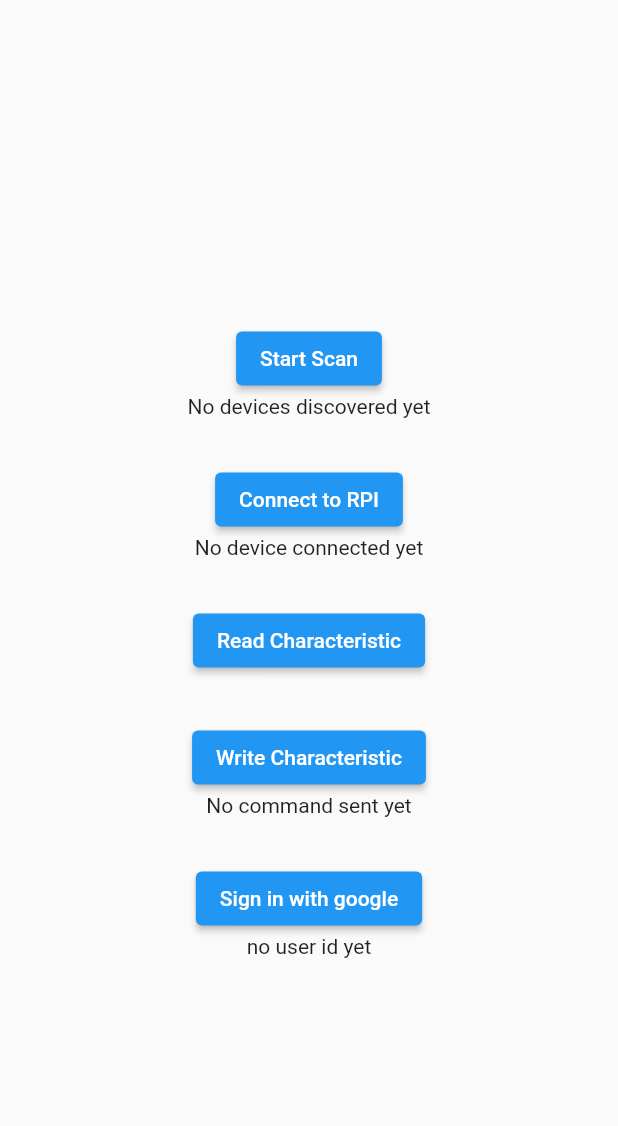
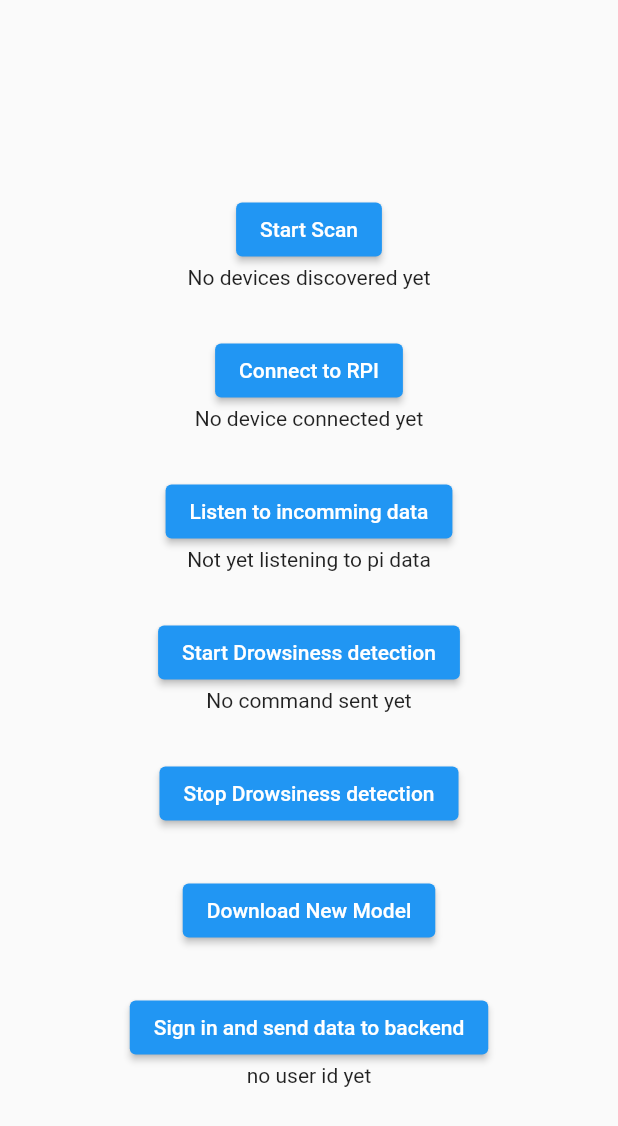
Before and after one commit to The-Rockers/DriverDrowsinessDetection, a Flutter app: the screen it shows after launch, on a phone screen of 412 x 824 dp. Shown: the top 1126 px of the screen. Run offline on Flutter 3.47's test engine with Material 2 defaults, Android fonts, the light colour scheme and no system bars; our stand-ins replace firebase_auth, firebase_core, google_sign_in, permission_handler; missing offline and left inert: flutter_reactive_ble, location_permissions; accounts and stored records are empty; generated files the repository leaves out were written again.

Commit message:
Cleaned up code and preparations for v2

```diff
--- a/lib/main.dart
+++ b/lib/main.dart
@@ -1,23 +1,5 @@
 // https://www.ubiqueiot.com/posts/flutter-reactive-ble
 // Tutorial Reference
-
-/*
-
-I/flutter (18362): Device: nuraphone 926
-I/flutter (18362): Device ID: 74:1A:E0:21:17:C0
-I/flutter (18362): Device UUIDs: 0000180f-0000-1000-8000-00805f9b34fb
-
-*/
-
-/*
-
-A certain number of characteristic UUIDs as provided by:
-https://asteroidos.org/wiki/ble-profiles/#:~:text=many%20other%20devices.-,Battery%20Service%20(UUID%3A%200000180F%2D0000,%2D1000%2D8000%2D00805f9b34fb)&text=This%20characteristic%20can%20be%20read,representing%20the%20current%20battery%20level.
-
-Volume: 00007006-0000-0000-0000-00A57E401D05
-battery level: 00002a19-0000-1000-8000-00805f9b34fb
-
-*/
 
 import 'package:flutter/material.dart';
 
@@ -59,20 +41,18 @@ class MyAppState extends State<MyApp>{
   final flutterReactiveBle = FlutterReactiveBle();
   late StreamSubscription<DiscoveredDevice> _scanStream;
   late QualifiedCharacteristic _rxCharacteristic;
-  late QualifiedCharacteristic _rxCharacteristic1;
+  late QualifiedCharacteristic _txCharacteristic1;
   bool isSubscribed = false;
 
   final Uuid serviceUuid = Uuid.parse("6e400001-b5a3-f393-e0a9-e50e24dcca9e"); // UUID for PI Gatt service
-  final Uuid characteristicUuid = Uuid.parse("6e400002-b5a3-f393-e0a9-e50e24dcca9e"); // RX characterstic (works!)
-  final Uuid characteristicUuid1 = Uuid.parse("6e400003-b5a3-f393-e0a9-e50e24dcca9e"); // TX characterstic
+  final Uuid characteristicUuid = Uuid.parse("6e400002-b5a3-f393-e0a9-e50e24dcca9e"); // RX characterstic (Works!)
+  final Uuid characteristicUuid1 = Uuid.parse("6e400003-b5a3-f393-e0a9-e50e24dcca9e"); // TX characterstic (Works)
   final String RPIName = "rpi-gatt-server";
   // RPI device ID DC:A6:32:82:5A:50
 
-  // final Uuid serviceUuid = Uuid.parse("0000180f-0000-1000-8000-00805f9b34fb"); // Uuid of my battery service on my nuraphone. Change for pi
-  // final Uuid characteristicUuid = Uuid.parse("00002a19-0000-1000-8000-00805f9b34fb"); // Battery level characteristic UUID
-
   String text = "No devices discovered yet";
   String text1 = "No device connected yet";
+  String text3 = "Not yet listening to pi data";
   String text2 = "No command sent yet";
   String userIdText = "no user id yet";
 
@@ -128,8 +108,6 @@ class MyAppState extends State<MyApp>{
           .scanForDevices(withServices: []).listen((device) { // Scan for all devices
 
             //print("------------ Scanning for devices ------------------");
-            // change this TODO
-            // change device name to device that will be seen on the Pi
             if(device.name == "rpi-gatt-server"){ // If the device is the PI
               _bluetoothDevice = device;
               _foundDeviceWaitingToConnect = true;
@@ -150,7 +128,6 @@ class MyAppState extends State<MyApp>{
   }
 
   void _connectToDevice() {
-    // We're done scanning, we can cancel it
     _scanStream.cancel();
     // Let's listen to our connection so we can make updates on a state change
     Stream<ConnectionStateUpdate> _currentConnectionStream = flutterReactiveBle
@@ -161,16 +138,16 @@ class MyAppState extends State<MyApp>{
           );
     _currentConnectionStream.listen((event) {
       switch (event.connectionState) {
-        // We're connected and good to go!
+
         case DeviceConnectionState.connected:
           {
-            _rxCharacteristic = QualifiedCharacteristic(
+            _rxCharacteristic = QualifiedCharacteristic( // Rx
                 serviceId: serviceUuid, // RPI gatt service
                 characteristicId: characteristicUuid, //
                 deviceId: event.deviceId);
-            _rxCharacteristic1 = QualifiedCharacteristic(
-                serviceId: serviceUuid, // RPI gatt service
-                characteristicId: characteristicUuid1, //
+            _txCharacteristic1 = QualifiedCharacteristic( // Tx
+                serviceId: serviceUuid,
+                characteristicId: characteristicUuid1,
                 deviceId: event.deviceId);
             setState(() {
               text1 = "Connected to Device";
@@ -179,7 +156,6 @@ class MyAppState extends State<MyApp>{
             });
             break;
           }
-        // Can add various state state updates on disconnect
         case DeviceConnectionState.disconnected:
           {
             setState(() {
@@ -192,22 +168,16 @@ class MyAppState extends State<MyApp>{
     });
   }
 
-  void _testRead() async{ // dont need right now
-
-    // flutterReactiveBle.subscribeToCharacteristic(_rxCharacteristic).listen((data) {
-    //   print("Info changed ----0---- :" + data.toString());
-    // }, onError: (dynamic error) {
-    //   print("Reading error -------------: ");
-    // });
+  void _Read() async{
 
     if(!isSubscribed){
 
-      flutterReactiveBle.subscribeToCharacteristic(_rxCharacteristic1).listen((data) {
+      flutterReactiveBle.subscribeToCharacteristic(_txCharacteristic1).listen((data) {
 
         String response = '';
 
         data.forEach((value) => {response += String.fromCharCode(value)});
-        print("Info changed (interpreted) : " + response);
+        print("Pi : " + response);
 
       }, onError: (dynamic error) {
         print("Reading error");
@@ -218,7 +188,7 @@ class MyAppState extends State<MyApp>{
     }
 
     setState((){
-      text2 = "Subscribed to characterstics";
+      text3 = "Listening to Pi Data!";
     });
 
   }
@@ -236,8 +206,6 @@ class MyAppState extends State<MyApp>{
       flutterReactiveBle
       .writeCharacteristicWithResponse(_rxCharacteristic, value: testData1); // Sends most consistently
 
-      // Write charactertistic without response sends sometimes
-
       setState(() {
         text2 = "Command sent!";
       });
@@ -245,7 +213,7 @@ class MyAppState extends State<MyApp>{
     }
   }
 
-    void _Write(String payload){ // works
+  void _Write(String payload){ // works
     if (_connected) {
 
       List<int> data = [];
@@ -257,14 +225,19 @@ class MyAppState extends State<MyApp>{
       flutterReactiveBle
       .writeCharacteristicWithResponse(_rxCharacteristic, value: data); // Sends most consistently
 
-      // Write charactertistic without response sends sometime
-
     }
   }
 
-  void printWrapped(String text) { // for printing extrememly large strings to terminal (JWT)
-    final pattern = RegExp('.{1,800}'); // 800 is the size of each chunk
-    pattern.allMatches(text).forEach((match) => print(match.group(0)));
+  void startDetection(){
+    _Write("-Start Detection-");
+  }
+
+  void stopDetection(){
+    _Write("-Stop Detection-");
+  }
+
+  void downloadNewModel(){
+    _Write("-Download New Model-");
   }
 
   void signInWithGoogle() async {
@@ -286,12 +259,8 @@ class MyAppState extends State<MyApp>{
     await FirebaseAuth.instance.signInWithCredential(credential).then((tempUser){
 
       setState((){
-        // print("-----1-----");
         globalUser = tempUser;
-        // print(globalUser);
-        // print("-----2-----");
         // //userIdText = globalUser.additionalUserInfo?.profile!["id"]; //userID is null and accessing it will throw a runtime error
-        // print("-----3-----");
       });
 
       tempUser.user?.getIdToken(true).then((token){
@@ -299,7 +268,7 @@ class MyAppState extends State<MyApp>{
 
         String testData = "Token should be sent here! Testing with an extremely large string. This is a new payload!";
 
-        _Write("JTW payload: ");
+        _Write("-_ JWT _-");
 
         for(int i = 0; i < token.length; i+= 350){ // cannot send full JWT at one. GATT server will crash
 
@@ -313,13 +282,18 @@ class MyAppState extends State<MyApp>{
 
         }
 
-        _Write("JWT payload sent");
+        _Write("-_ JWT _-");
 
         printWrapped('user token is: ---${token}---'); // Print full JWT to terminal. Careful copying required
       });
 
     });
 
+  }
+
+  void printWrapped(String text) { // for printing extrememly large strings to terminal (JWT)
+    final pattern = RegExp('.{1,800}'); // 800 is the size of each chunk
+    pattern.allMatches(text).forEach((match) => print(match.group(0)));
   }
 
   @override
@@ -349,21 +323,34 @@ class MyAppState extends State<MyApp>{
               const SizedBox(height: 30),
               ElevatedButton(
                 style: null,
-                onPressed: _testRead,
-                child: Text("Read Characteristic"),
+                onPressed: _Read,
+                child: Text("Listen to incomming data"),
               ),
+              Text(text3),
               const SizedBox(height: 30),
               ElevatedButton(
                 style: null,
-                onPressed: _testWrite,
-                child: Text("Write Characteristic"),
+                onPressed: startDetection,
+                child: Text("Start Drowsiness detection"),
               ),
               Text(text2),
               const SizedBox(height: 30),
               ElevatedButton(
                 style: null,
+                onPressed: stopDetection,
+                child: Text("Stop Drowsiness detection"),
+              ),
+              const SizedBox(height: 30),
+              ElevatedButton(
+                style: null,
+                onPressed: downloadNewModel,
+                child: Text("Download New Model"),
+              ),
+              const SizedBox(height: 30),
+              ElevatedButton(
+                style: null,
                 onPressed: signInWithGoogle,
-                child: Text("Sign in with google"),
+                child: Text("Sign in and send data to backend"),
               ),
               Text(userIdText),
             ],
```
